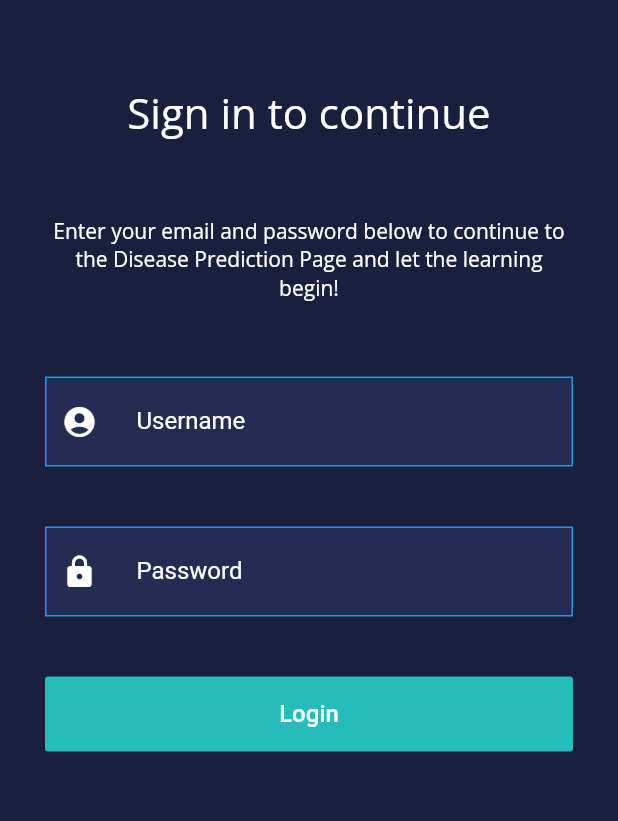
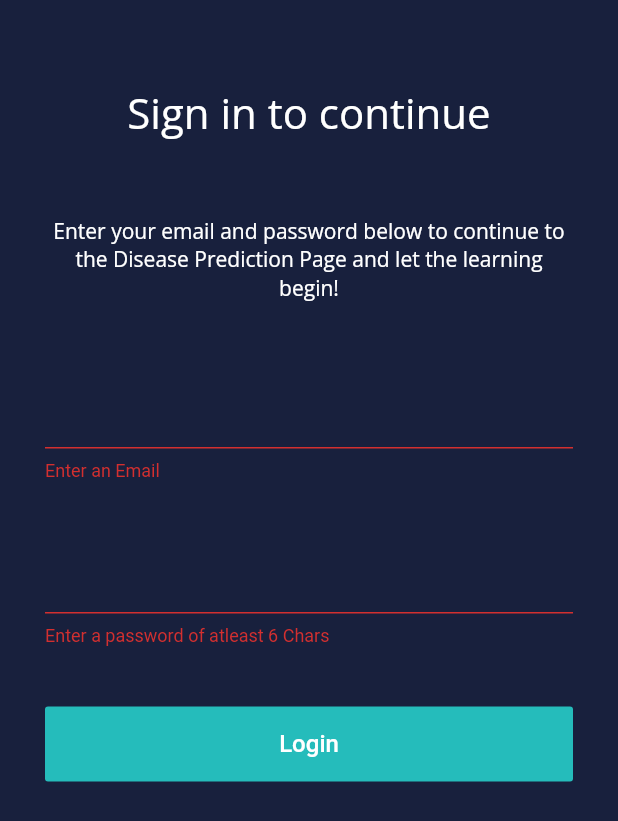
Before and after one commit to ibadasif/disease_predictor, a Flutter app: the screen it shows after launch, after a tap on "Login", on a phone screen of 412 x 824 dp. Shown: the top 821 px of the screen. Run offline on Flutter 3.47's test engine with Material 2 defaults, Android fonts, the phone set to English and light mode, and no system bars; our stand-ins replace firebase_auth, font_awesome_flutter, google_fonts, image_picker, shared_preferences; accounts and stored records are empty.

Commit message:
Sign In with firebase auth

```diff
--- a/lib/image_picker.dart
+++ b/lib/image_picker.dart
@@ -1,3 +1,4 @@
+import 'package:disease/services/auth.dart';
 import 'package:flutter/material.dart';
 import 'package:image_picker/image_picker.dart';
 import 'package:shared_preferences/shared_preferences.dart';
@@ -60,7 +61,9 @@ class _SaveImageDemoState extends State<SaveImageDemo> {
     );
   }
 
+  final AuthService _auth = AuthService();
   @override
+
   Widget build(BuildContext context) {
     final Color primaryColor = Color(0xff18203d);
     final Color secondaryColor = Color(0xff232c51);
@@ -79,6 +82,13 @@ class _SaveImageDemoState extends State<SaveImageDemo> {
               });
             },
           ),
+          FlatButton.icon(
+            icon: Icon(Icons.person),
+              label: Text('Logout',style: TextStyle(color: Colors.white),),
+              onPressed:() async {
+              await _auth.signOut();
+              }
+              )
         ],
       ),
       body: Center(
--- a/lib/main.dart
+++ b/lib/main.dart
@@ -1,8 +1,11 @@
 import 'package:disease/image_picker.dart';
 import 'package:disease/login.dart';
+import 'package:disease/models/user.dart';
 import 'package:disease/screens/authenticate/login_2.dart';
 import 'package:disease/screens/wrapper.dart';
+import 'package:disease/services/auth.dart';
 import 'package:flutter/material.dart';
+import 'package:provider/provider.dart';
 
 void main() {
   runApp(MyApp());
@@ -12,8 +15,11 @@ class MyApp extends StatelessWidget {
   // This widget is the root of your application.
   @override
   Widget build(BuildContext context) {
-    return MaterialApp(
-      home: Wrapper(),
+    return StreamProvider<User>.value(
+      value: AuthService().user,
+      child: MaterialApp(
+        home: Wrapper(),
+      ),
     );
   }
 }
--- /dev/null
+++ b/lib/models/user.dart
@@ -0,0 +1,5 @@
+class User{
+  final String uid;
+
+  User({this.uid});
+}
--- a/lib/screens/authenticate/login_2.dart
+++ b/lib/screens/authenticate/login_2.dart
@@ -1,11 +1,15 @@
-import 'package:disease/image_picker.dart';
 import 'package:disease/services/auth.dart';
 import 'package:flutter/material.dart';
 import 'package:font_awesome_flutter/font_awesome_flutter.dart';
 import 'package:google_fonts/google_fonts.dart';
 
 
-class LoginScreen extends StatelessWidget {
+class LoginScreen extends StatefulWidget {
+  @override
+  _SignInState createState() => _SignInState();
+}
+
+class _SignInState extends State<LoginScreen> {
   final Color primaryColor = Color(0xff18203d);
   final Color secondaryColor = Color(0xff232c51);
 
@@ -14,8 +18,13 @@ class LoginScreen extends StatelessWidget {
   final TextEditingController nameController = TextEditingController();
   final TextEditingController passwordController = TextEditingController();
 
-  final AuthService _auth =  AuthService();
+  final AuthService _auth = AuthService();
+  final _formKey = GlobalKey<FormState>();
 
+  //text field state
+  String email = '';
+  String password = '';
+  String error = '';
 
   @override
   Widget build(BuildContext context) {
@@ -29,6 +38,8 @@ class LoginScreen extends StatelessWidget {
           alignment: Alignment.topCenter,
           margin: EdgeInsets.symmetric(horizontal: 30),
           child: SingleChildScrollView(
+            child: Form(
+              key: _formKey,
               child: Column(
                 mainAxisAlignment: MainAxisAlignment.center,
                 crossAxisAlignment: CrossAxisAlignment.center,
@@ -49,39 +60,56 @@ class LoginScreen extends StatelessWidget {
                   SizedBox(
                     height: 50,
                   ),
-                _buildTextField(
-                    nameController, Icons.account_circle, 'Username'),
+                  TextFormField(
+                    validator:  (val) => val.isEmpty? 'Enter an Email' : null,
+                      onChanged: (val) {
+                        setState(() =>  email = val);
+
+                      }
+                  ),
                   SizedBox(height: 40),
-                _buildTextField(passwordController, Icons.lock, 'Password'),
+                  TextFormField(
+                      validator:  (val) => val.length < 6 ? 'Enter a password of atleast 6 Chars' : null,
+                      obscureText: true,
+                      onChanged: (val) {
+                        setState(() =>  password = val);
+
+                      }
+                  ),
                   SizedBox(height: 40),
                   MaterialButton(
                     elevation: 0,
                     minWidth: double.maxFinite,
                     height: 50,
                     onPressed: () async {
+                      if(_formKey.currentState.validate()){
+                        dynamic result = await _auth.signInWithEmailAndPassword(email, password);
+                        if (result == null){
+                          setState(() => error = 'Incorrect Credentials' );
+                        }
 
-                    dynamic result = await _auth.signInAnon();
-                    if(result == null){
-                      print('error signing in');
-                    }else{
-                      print('signed in');
-                      print(result);
                       }
+
                     },
                     color: logoGreen,
                     child: Text('Login',
                         style: TextStyle(color: Colors.white, fontSize: 16)),
                     textColor: Colors.white,
                   ),
-                SizedBox(height: 20)
+                  SizedBox(height: 12),
+                  Text(
+                    error,
+                    style: TextStyle(color: Colors.red, fontSize: 14.0),
+                  ),
                 ],
+              ),
             ),
           ),
         ));
   }
 
-  _buildTextField(
-      TextEditingController controller, IconData icon, String labelText) {
+  _buildTextField(TextEditingController controller, IconData icon,
+      String labelText) {
     return Container(
       padding: EdgeInsets.symmetric(horizontal: 10, vertical: 5),
       decoration: BoxDecoration(
--- a/lib/screens/wrapper.dart
+++ b/lib/screens/wrapper.dart
@@ -1,13 +1,21 @@
+import 'package:disease/image_picker.dart';
+import 'package:disease/models/user.dart';
 import 'package:disease/screens/authenticate/authenticate.dart';
 import 'package:disease/screens/authenticate/login_2.dart';
 import 'package:disease/screens/home/home.dart';
 import 'package:flutter/material.dart';
+import 'package:provider/provider.dart';
 
 class Wrapper extends StatelessWidget {
-  const Wrapper({Key key}) : super(key: key);
-
   @override
   Widget build(BuildContext context) {
-    return Authenticate();
+
+    final user = Provider.of<User>(context);
+
+    if (user == null){
+      return Authenticate();
+    }else{
+      return SaveImageDemo();
+    }
   }
 }
--- a/lib/services/auth.dart
+++ b/lib/services/auth.dart
@@ -1,8 +1,23 @@
+import 'package:disease/models/user.dart';
 import 'package:firebase_auth/firebase_auth.dart';
 
 class AuthService {
 
    final FirebaseAuth _auth = FirebaseAuth.instance;
+
+   // create user object based on fireBaseUser
+   User _userFromForebaseUser(FirebaseUser user){
+     return user != null ? User(uid: user.uid) : null;
+   }
+
+   // auth change user stream
+   Stream<User> get user{
+     return _auth.onAuthStateChanged
+         .map(_userFromForebaseUser);
+         //.map((FirebaseUser user) => _userFromForebaseUser(user));
+
+   }
+
 
    // sign in anon
    Future signInAnon() async {
@@ -10,7 +25,7 @@ class AuthService {
      try{
        AuthResult result = await _auth.signInAnonymously();
        FirebaseUser user = result.user;
-       return user;
+       return _userFromForebaseUser(user);
 
      }catch(e){
        print(e.toString());
@@ -18,19 +33,28 @@ class AuthService {
      }
    }
 
+   //Sign in
    Future signInWithEmailAndPassword(String email, String password) async {
      try {
        AuthResult result = await _auth.signInWithEmailAndPassword(email: email, password: password);
        FirebaseUser user = result.user;
        return user;
-     } catch (error) {
-       print(error.toString());
+     } catch (e) {
+       print(e.toString());
+       return null;
+     }
+   }
+
+   //sign out
+   Future signOut() async {
+     try{
+       return await _auth.signOut();
+     }catch(e){
+       print(e.toString());
        return null;
      }
    }
 
   // register with emial & password
 
-  // sign out
-
 }
--- a/pubspec.yaml
+++ b/pubspec.yaml
@@ -31,6 +31,7 @@ dependencies:
   firebase_auth: ^0.14.0+5
   cloud_firestore: ^0.12.9+4
   firebase_messaging: ^6.0.16
+  provider: ^3.1.0
 
   # The following adds the Cupertino Icons font to your application.
   # Use with the CupertinoIcons class for iOS style icons.
```
Also changed, not shown: pubspec.lock. Lines whose indentation alone changed are shown as unchanged.
